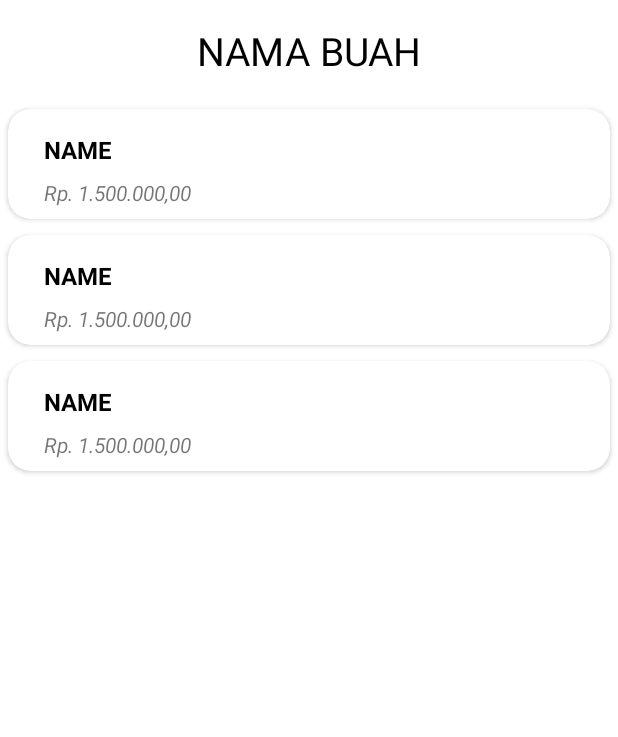
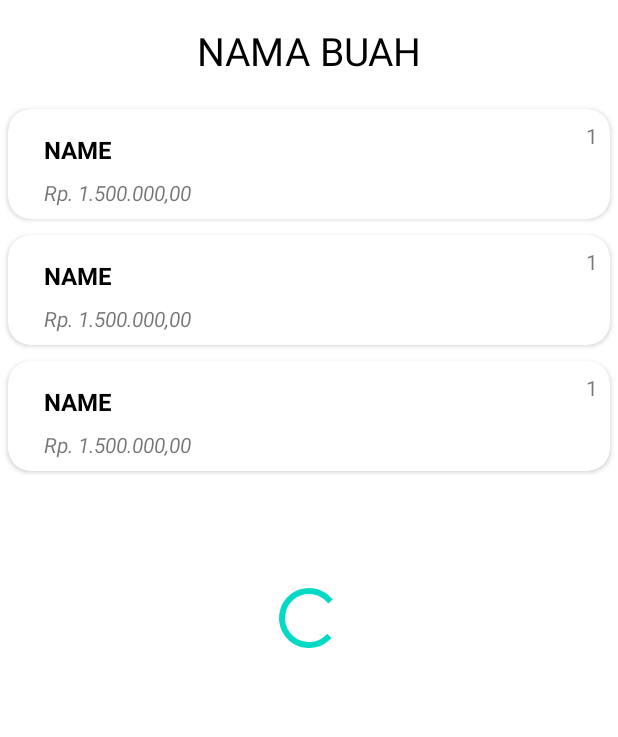
Before and after one commit to Bimabagaskhoro/Tugas18-Gits, an Android app: the layout activity_main.xml on its own in the app's theme, with its tools: preview values and no code run, on a phone screen of 412 x 824 dp. Shown: the top 737 px of the screen. Run offline under Robolectric (Android 15) with nearby library versions, the phone set to English and light mode, and no system bars.

Commit message:
second commit

```diff
--- a/app/src/main/java/com/bimabagaskhoro/uigitstugas18/adapter/ItemAdapter.kt
+++ b/app/src/main/java/com/bimabagaskhoro/uigitstugas18/adapter/ItemAdapter.kt
@@ -32,6 +32,7 @@ class ItemAdapter (private val listItem: ArrayList<DataItem> ):
     inner class ItemViewHolder(private val binding: ItemBinding) : RecyclerView.ViewHolder(binding.root) {
         fun bind(item: DataItem) {
             binding.apply {
+                tvId.text = item.id
                 tvName.text = item.nama
                 tvPrice.text = item.harga
                 itemView.setOnClickListener {
--- a/app/src/main/java/com/bimabagaskhoro/uigitstugas18/model/ResponseStatus.kt
+++ b/app/src/main/java/com/bimabagaskhoro/uigitstugas18/model/ResponseStatus.kt
@@ -5,7 +5,7 @@ import com.google.gson.annotations.SerializedName
 import kotlinx.android.parcel.Parcelize
 
 @Parcelize
-data class ResponseInsert(
+data class ResponseStatus(
 
 	@field:SerializedName("message")
 	val message: String? = null,
--- a/app/src/main/res/layout/activity_main.xml
+++ b/app/src/main/res/layout/activity_main.xml
@@ -48,4 +48,14 @@
         app:srcCompat="@drawable/ic_baseline_add_24"
         android:focusable="true" />
 
+    <ProgressBar
+        android:id="@+id/progressBar"
+        style="?android:attr/progressBarStyle"
+        android:layout_width="wrap_content"
+        android:layout_height="wrap_content"
+        app:layout_constraintBottom_toBottomOf="parent"
+        app:layout_constraintEnd_toEndOf="parent"
+        app:layout_constraintStart_toStartOf="parent"
+        app:layout_constraintTop_toTopOf="parent" />
+
 </androidx.constraintlayout.widget.ConstraintLayout>
--- a/app/src/main/res/layout/item.xml
+++ b/app/src/main/res/layout/item.xml
@@ -44,5 +44,13 @@
             app:layout_constraintTop_toBottomOf="@+id/tv_name"
             tools:text="Rp. 1.500.000,00" />
 
+        <TextView
+            android:id="@+id/tv_id"
+            android:layout_width="wrap_content"
+            android:layout_height="wrap_content"
+            tools:text="1"
+            app:layout_constraintEnd_toEndOf="parent"
+            app:layout_constraintTop_toTopOf="parent" />
+
     </androidx.constraintlayout.widget.ConstraintLayout>
 </androidx.cardview.widget.CardView>
```
Also changed, not shown: app/src/main/java/com/bimabagaskhoro/uigitstugas18/MainActivity.kt (+15 -1 lines), app/src/main/java/com/bimabagaskhoro/uigitstugas18/rest/Api.kt (+9 -3 lines), app/src/main/java/com/bimabagaskhoro/uigitstugas18/ui/DetailActivity.kt (+29 -5 lines), app/src/main/java/com/bimabagaskhoro/uigitstugas18/ui/InsertActivity.kt (+4 -5 lines), app/src/main/java/com/bimabagaskhoro/uigitstugas18/ui/UpdateActivity.kt (+16 -1 lines), app/src/main/res/layout/activity_detail.xml (+15 -5 lines).
